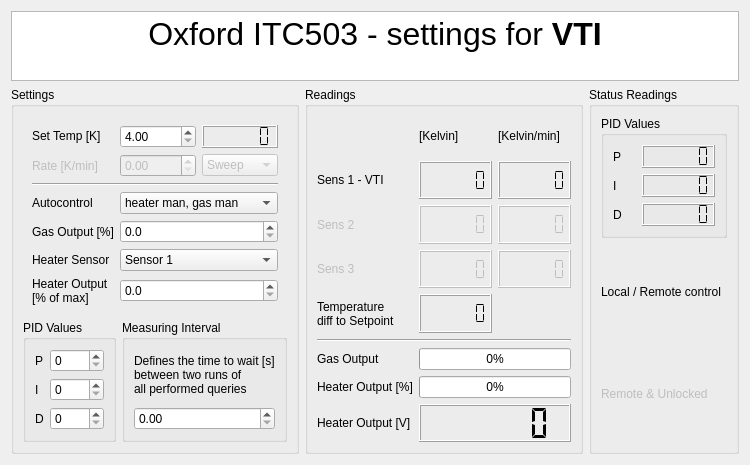
This is Oxford/ITC_control.ui in Cryostat-GUI/Cryostat-GUI as Qt 5 draws it before an edit. The edited form follows.
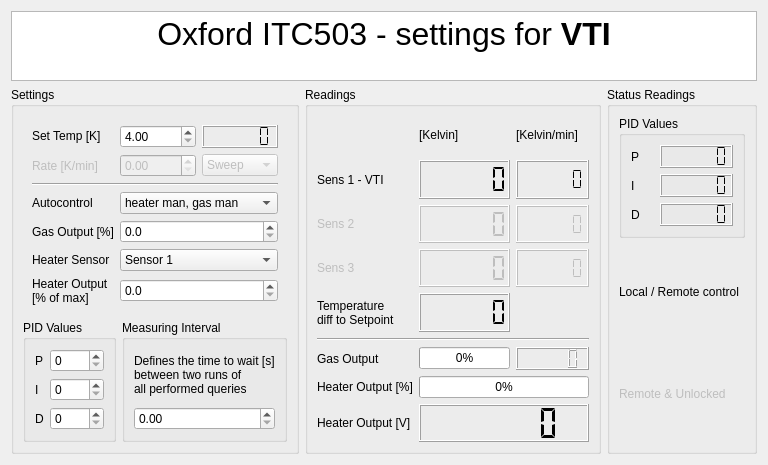
This is the edited form.

```diff
--- a/Oxford/ITC_control.ui
+++ b/Oxford/ITC_control.ui
@@ -6,7 +6,7 @@
    <rect>
     <x>0</x>
     <y>0</y>
-    <width>683</width>
+    <width>735</width>
     <height>422</height>
    </rect>
   </property>
@@ -138,16 +138,6 @@
         </property>
        </widget>
       </item>
-      <item row="6" column="1" colspan="2">
-       <widget class="QProgressBar" name="progressNeedleValve">
-        <property name="enabled">
-         <bool>true</bool>
-        </property>
-        <property name="value">
-         <number>0</number>
-        </property>
-       </widget>
-      </item>
       <item row="7" column="1" colspan="2">
        <widget class="QProgressBar" name="progressHeaterPercent">
         <property name="value">
@@ -230,6 +220,19 @@
         </property>
        </widget>
       </item>
+      <item row="6" column="1">
+       <widget class="QProgressBar" name="progressNeedleValve">
+        <property name="enabled">
+         <bool>true</bool>
+        </property>
+        <property name="value">
+         <number>0</number>
+        </property>
+       </widget>
+      </item>
+      <item row="6" column="2">
+       <widget class="QLCDNumber" name="lcdNeedleValve_percent"/>
+      </item>
      </layout>
     </widget>
    </item>
```
